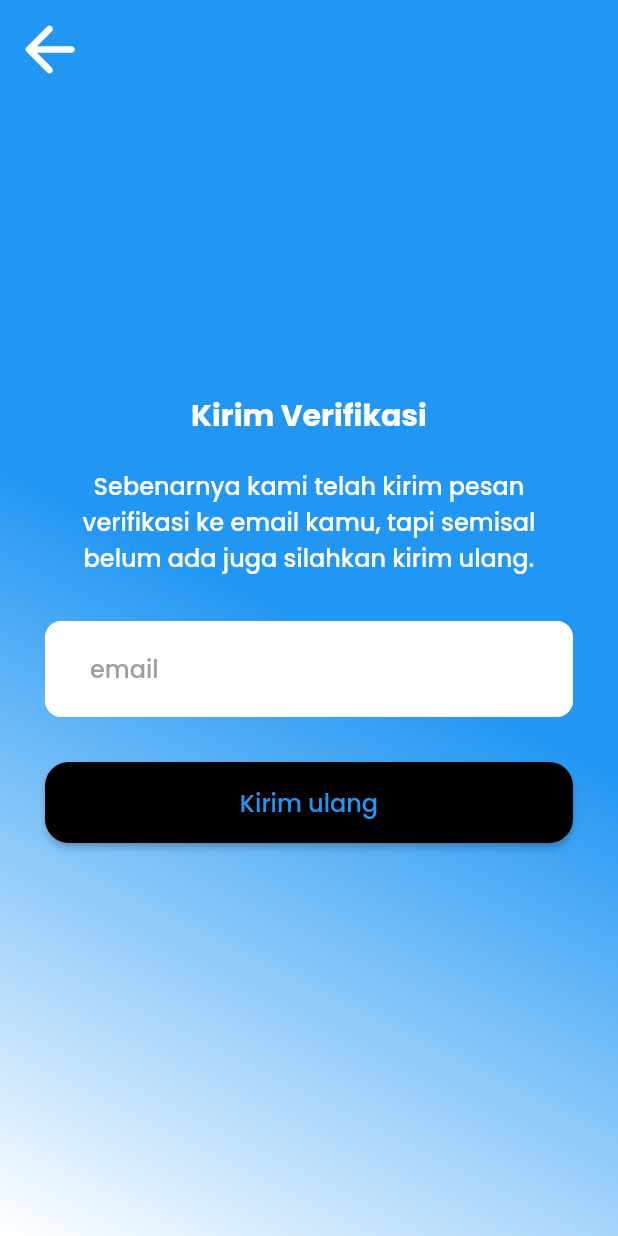
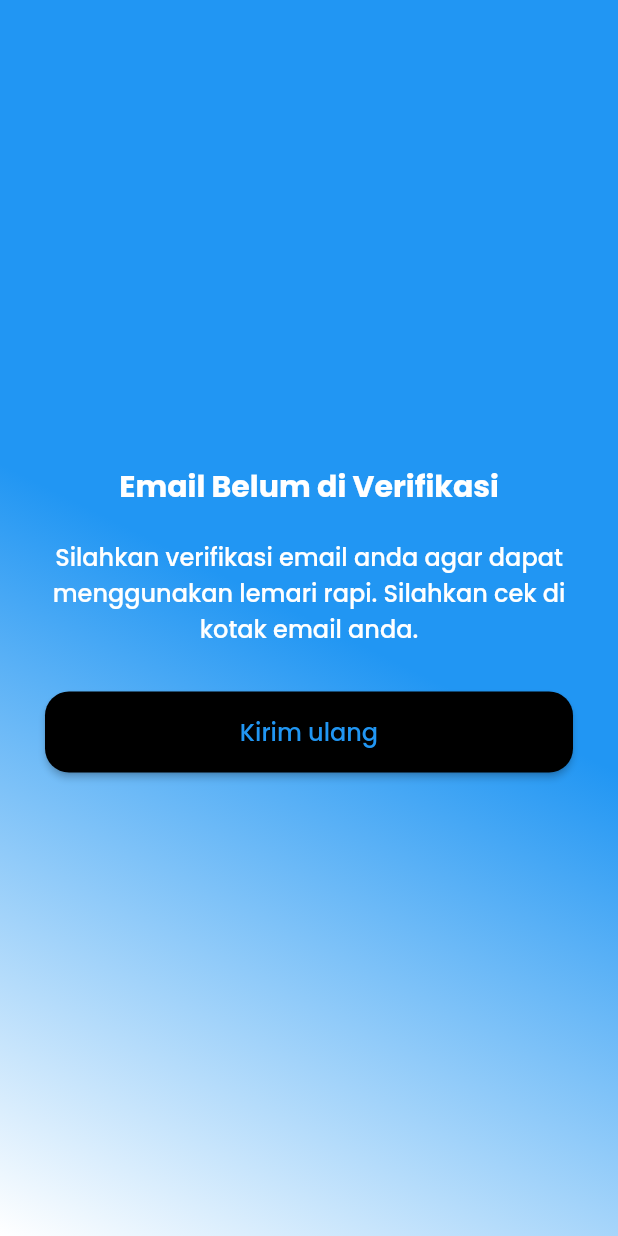
Before and after one commit to attaf-riski/lemari_rapi, a Flutter app: the SendVerification screen opened by its route, on a phone screen of 412 x 824 dp. Run offline on Flutter 3.47's test engine with Material 2 defaults, Android fonts, the phone set to English and light mode, and no system bars; our stand-ins replace firebase_auth, firebase_core, shared_preferences; accounts and stored records are empty; network calls fail.

Commit message:
add : firebase auth

```diff
--- /dev/null
+++ b/lib/auth.dart
@@ -0,0 +1,49 @@
+import 'dart:async';
+import 'package:firebase_auth/firebase_auth.dart';
+
+class Auth {
+  final FirebaseAuth _firebaseAuth = FirebaseAuth.instance;
+  User? get currentUser => _firebaseAuth.currentUser;
+
+  Stream<User?> get authStateChanges => _firebaseAuth.authStateChanges();
+
+  Future<void> signInWithEmailAndPassword({
+    required String email,
+    required String password,
+  }) async {
+    await _firebaseAuth.signInWithEmailAndPassword(
+      email: email,
+      password: password,
+    );
+  }
+
+  Future<void> createUserWithEmailAndPassword({
+    required String email,
+    required String password,
+  }) async {
+    await _firebaseAuth.createUserWithEmailAndPassword(
+      email: email,
+      password: password,
+    );
+  }
+
+  Future<void> signOut() async {
+    await _firebaseAuth.signOut();
+  }
+
+  var acs = ActionCodeSettings(
+      url: 'https://lemarirapi-aee5e.firebaseapp.com',
+      handleCodeInApp: true,
+      iOSBundleId: 'com.example.lemarirapi',
+      androidPackageName: 'com.example.lemarirapi',
+      androidInstallApp: true,
+      androidMinimumVersion: '19');
+
+  Future<void> sendEmailVerification({required String email}) async {
+    currentUser?.sendEmailVerification();
+  }
+
+  Future<void> sendResetPassword({required String email}) async {
+    await _firebaseAuth.sendPasswordResetEmail(email: email);
+  }
+}
--- /dev/null
+++ b/lib/constant_name.dart
@@ -0,0 +1 @@
+const isFirstTime = "isFirstTime?";
--- a/lib/pages/send_verification.dart
+++ b/lib/pages/send_verification.dart
@@ -1,9 +1,32 @@
+import 'package:firebase_auth/firebase_auth.dart';
 import 'package:flutter/material.dart';
+import 'package:lemarirapi/auth.dart';
 import 'package:lemarirapi/util/jarak_widget.dart';
 
-class SendVerification extends StatelessWidget {
-  SendVerification({Key? key}) : super(key: key);
-  final TextEditingController _controller = new TextEditingController();
+class SendVerification extends StatefulWidget {
+  const SendVerification({Key? key}) : super(key: key);
+
+  @override
+  State<SendVerification> createState() => _SendVerificationState();
+}
+
+class _SendVerificationState extends State<SendVerification> {
+  final TextEditingController _controller = TextEditingController();
+
+  String? errorMessage = '';
+
+  Future<void> sendEmailVerification() async {
+    try {
+      await Auth().sendEmailVerification(
+        email: _controller.text,
+      );
+    } on FirebaseAuthException catch (e) {
+      setState(() {
+        errorMessage = e.message;
+      });
+    }
+  }
+
   @override
   Widget build(BuildContext context) {
     return Scaffold(
@@ -23,7 +46,7 @@ class SendVerification extends StatelessWidget {
                   mainAxisAlignment: MainAxisAlignment.center,
                   children: [
                     const Text(
-                      "Kirim Verifikasi",
+                      "Email Belum di Verifikasi",
                       style: TextStyle(
                           fontFamily: "poppins",
                           fontSize: 20.0,
@@ -32,7 +55,7 @@ class SendVerification extends StatelessWidget {
                     ),
                     smallVerticalGap,
                     const Text(
-                      "Sebenarnya kami telah kirim pesan verifikasi ke email kamu, tapi semisal belum ada juga silahkan kirim ulang.",
+                      "Silahkan verifikasi email anda agar dapat menggunakan lemari rapi. Silahkan cek di kotak email anda.",
                       textAlign: TextAlign.center,
                       style: TextStyle(
                           fontFamily: "poppins",
@@ -41,29 +64,15 @@ class SendVerification extends StatelessWidget {
                           color: Colors.white),
                     ),
                     mediumVerticalGap,
-                    InputLogin(
-                        controller: _controller,
-                        hintText: "email",
-                        isPassword: false),
-                    mediumVerticalGap,
                     SizedBox(
                       height: 54.0,
-                      child: tombolPilihan("Kirim ulang", () {}),
+                      child: tombolPilihan("Kirim ulang", () async {
+                        await sendEmailVerification();
+                        await Auth().currentUser?.reload();
+                      }),
                     ),
                   ],
                 )),
-            Align(
-              alignment: Alignment.topLeft,
-              child: IconButton(
-                  onPressed: () {
-                    Navigator.pop(context);
-                  },
-                  icon: const Icon(
-                    Icons.arrow_back_rounded,
-                    color: Colors.white,
-                    size: 50.0,
-                  )),
-            ),
           ],
         ),
       ),
--- a/lib/util/jarak_widget.dart
+++ b/lib/util/jarak_widget.dart
@@ -5,3 +5,5 @@ Widget smallVerticalGap = const SizedBox(
 );
 
 Widget mediumVerticalGap = const SizedBox(height: 30.0);
+
+Widget largeVerticalGap = const SizedBox(height: 50.0);
--- a/pubspec.yaml
+++ b/pubspec.yaml
@@ -35,6 +35,7 @@ dependencies:
   cupertino_icons: ^1.0.2
   firebase_core: ^1.20.0
   firebase_auth: ^3.6.2
+  shared_preferences: ^2.0.15
 
 dev_dependencies:
   flutter_test:
```
Also changed, not shown: lib/main.dart (+11 -17 lines), lib/pages/forget_password.dart (+30 -5 lines), lib/pages/home/home_page.dart (added, +65 -0 lines), lib/pages/home/profile_page.dart (added, +83 -0 lines), lib/pages/intro_page.dart (+32 -14 lines), lib/pages/login_page.dart (+39 -13 lines), lib/pages/register_page.dart (+54 -1 lines), lib/save_setting.dart (added, +18 -0 lines), lib/widget_tree.dart (added, +54 -0 lines), pubspec.lock, 1 other file.
